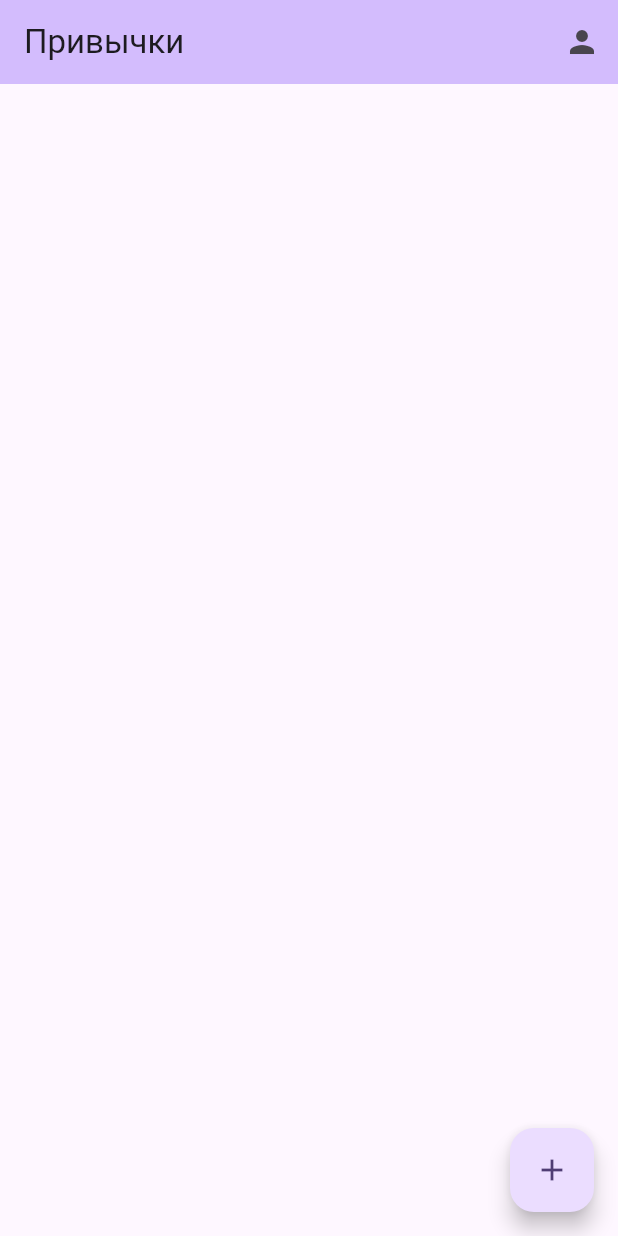
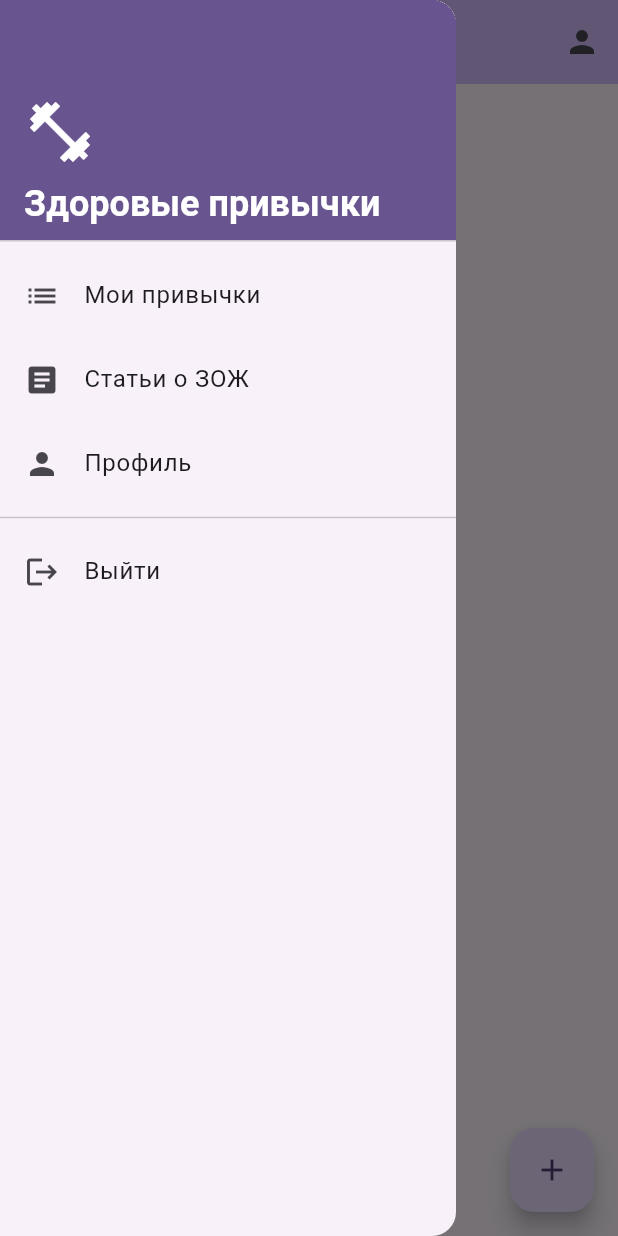
Before and after one commit to burenotti/mirea-crossplatform-2, a Flutter app: the HabbitsListScreen screen opened by its route, with the side drawer open (before the commit the screen has no drawer), on a phone screen of 412 x 824 dp. Run offline on Flutter 3.47's test engine with Material 3 defaults, Android fonts, the phone set to English and light mode, and no system bars; our stand-ins replace bloc, cached_network_image, flutter_bloc, get_it, go_router; accounts and stored records are empty; network calls fail.

Commit message:
add articles

```diff
--- /dev/null
+++ b/lib/features/blocs/articles/articles_event.dart
@@ -0,0 +1,9 @@
+abstract class ArticlesEvent {}
+
+class LoadArticles extends ArticlesEvent {}
+
+class SelectArticle extends ArticlesEvent {
+  final int articleId;
+
+  SelectArticle(this.articleId);
+}
--- /dev/null
+++ b/lib/features/blocs/articles/articles_state.dart
@@ -0,0 +1,19 @@
+import 'package:practice2/features/entities/article.dart';
+
+abstract class ArticlesState {}
+
+class ArticlesInitial extends ArticlesState {}
+
+class ArticlesLoading extends ArticlesState {}
+
+class ArticlesLoaded extends ArticlesState {
+  final List<Article> articles;
+
+  ArticlesLoaded(this.articles);
+}
+
+class ArticlesError extends ArticlesState {
+  final String message;
+
+  ArticlesError(this.message);
+}
--- /dev/null
+++ b/lib/features/entities/article.dart
@@ -0,0 +1,35 @@
+class Article {
+  final int id;
+  final String title;
+  final String content;
+  final DateTime publishedAt;
+  final String imageUrl;
+  final int readTimeMinutes;
+
+  Article({
+    required this.id,
+    required this.title,
+    required this.content,
+    required this.publishedAt,
+    required this.imageUrl,
+    required this.readTimeMinutes,
+  });
+
+  Article copyWith({
+    int? id,
+    String? title,
+    String? content,
+    DateTime? publishedAt,
+    String? imageUrl,
+    int? readTimeMinutes,
+  }) {
+    return Article(
+      id: id ?? this.id,
+      title: title ?? this.title,
+      content: content ?? this.content,
+      publishedAt: publishedAt ?? this.publishedAt,
+      imageUrl: imageUrl ?? this.imageUrl,
+      readTimeMinutes: readTimeMinutes ?? this.readTimeMinutes,
+    );
+  }
+}
--- a/lib/features/screens/habbits_list_screen.dart
+++ b/lib/features/screens/habbits_list_screen.dart
@@ -5,6 +5,7 @@ import 'package:go_router/go_router.dart';
 import 'package:practice2/features/bloc/habbits_list/habbits_bloc.dart';
 import 'package:practice2/features/widgets/habbits_store.dart';
 import 'package:practice2/features/widgets/habbits_list.dart';
+import 'package:practice2/features/widgets/app_drawer.dart';
 import 'package:practice2/router_config.dart';
 
 class HabbitsListScreen extends StatelessWidget {
@@ -27,6 +28,7 @@ class HabbitsListScreen extends StatelessWidget {
             ),
           ],
         ),
+        drawer: const AppDrawer(),
         body: HabbitsList(),
         floatingActionButton: FloatingActionButton(
           onPressed: () => context.pushNamed(Routes.habbitAdd),
--- a/lib/features/screens/profile_screen.dart
+++ b/lib/features/screens/profile_screen.dart
@@ -2,6 +2,7 @@ import 'package:flutter/material.dart';
 import 'package:get_it/get_it.dart';
 import 'package:go_router/go_router.dart';
 import 'package:practice2/features/stores/auth_store.dart';
+import 'package:practice2/features/widgets/app_drawer.dart';
 
 class ProfileScreen extends StatelessWidget {
   const ProfileScreen({super.key});
@@ -24,6 +25,7 @@ class ProfileScreen extends StatelessWidget {
         backgroundColor: Theme.of(context).colorScheme.inversePrimary,
         title: const Text('Profile'),
       ),
+      drawer: const AppDrawer(),
       body: Padding(
         padding: const EdgeInsets.all(24.0),
         child: Column(
--- /dev/null
+++ b/lib/features/widgets/app_drawer.dart
@@ -0,0 +1,74 @@
+import 'package:flutter/material.dart';
+import 'package:go_router/go_router.dart';
+
+class AppDrawer extends StatelessWidget {
+  const AppDrawer({super.key});
+
+  @override
+  Widget build(BuildContext context) {
+    return Drawer(
+      child: ListView(
+        padding: EdgeInsets.zero,
+        children: [
+          DrawerHeader(
+            decoration: BoxDecoration(
+              color: Theme.of(context).colorScheme.primary,
+            ),
+            child: Column(
+              crossAxisAlignment: CrossAxisAlignment.start,
+              mainAxisAlignment: MainAxisAlignment.end,
+              children: [
+                Icon(
+                  Icons.fitness_center,
+                  size: 48,
+                  color: Theme.of(context).colorScheme.onPrimary,
+                ),
+                const SizedBox(height: 8),
+                Text(
+                  'Здоровые привычки',
+                  style: Theme.of(context).textTheme.headlineSmall?.copyWith(
+                        color: Theme.of(context).colorScheme.onPrimary,
+                        fontWeight: FontWeight.bold,
+                      ),
+                ),
+              ],
+            ),
+          ),
+          ListTile(
+            leading: const Icon(Icons.list),
+            title: const Text('Мои привычки'),
+            onTap: () {
+              Navigator.pop(context);
+              context.go('/habbits');
+            },
+          ),
+          ListTile(
+            leading: const Icon(Icons.article),
+            title: const Text('Статьи о ЗОЖ'),
+            onTap: () {
+              Navigator.pop(context);
+              context.go('/articles');
+            },
+          ),
+          ListTile(
+            leading: const Icon(Icons.person),
+            title: const Text('Профиль'),
+            onTap: () {
+              Navigator.pop(context);
+              context.go('/profile');
+            },
+          ),
+          const Divider(),
+          ListTile(
+            leading: const Icon(Icons.logout),
+            title: const Text('Выйти'),
+            onTap: () {
+              Navigator.pop(context);
+              context.go('/sign-in');
+            },
+          ),
+        ],
+      ),
+    );
+  }
+}
```
Also changed, not shown: lib/features/blocs/articles/articles_bloc.dart (added, +169 -0 lines), lib/features/screens/articles/article_detail_screen.dart (added, +96 -0 lines), lib/features/screens/articles/articles_list_screen.dart (added, +164 -0 lines), lib/main.dart (+12 -6 lines), lib/router_config.dart (+7 -0 lines).
